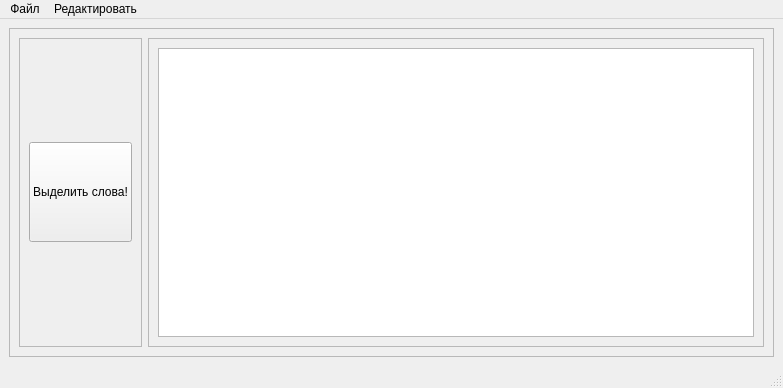
First picture: the form in ui/sentimentTextMarkupForm/sentimentTextMarkupForm.ui, repository Andrew-Garanin/SentimentVisualizationApp, before the edit.
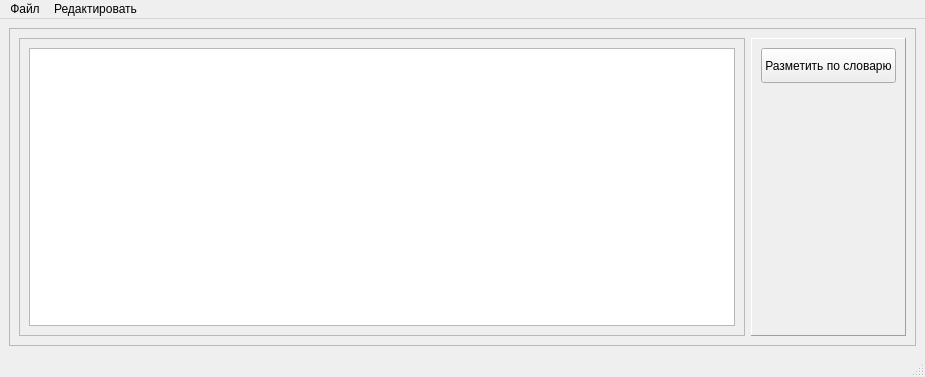
Second picture: the form after the edit.

```diff
--- a/ui/sentimentTextMarkupForm/sentimentTextMarkupForm.ui
+++ b/ui/sentimentTextMarkupForm/sentimentTextMarkupForm.ui
@@ -6,8 +6,8 @@
    <rect>
     <x>0</x>
     <y>0</y>
-    <width>783</width>
-    <height>388</height>
+    <width>925</width>
+    <height>377</height>
    </rect>
   </property>
   <property name="contextMenuPolicy">
@@ -17,8 +17,8 @@
    <string>Выделение тональности слов в тексте</string>
   </property>
   <widget class="QWidget" name="centralwidget">
-   <layout class="QGridLayout" name="gridLayout">
-    <item row="1" column="0">
+   <layout class="QGridLayout" name="gridLayout_2">
+    <item row="0" column="0">
      <widget class="QFrame" name="frame">
       <property name="contextMenuPolicy">
        <enum>Qt::ActionsContextMenu</enum>
@@ -32,47 +32,16 @@
       <property name="frameShadow">
        <enum>QFrame::Raised</enum>
       </property>
-      <layout class="QGridLayout" name="gridLayout_4">
+      <layout class="QGridLayout" name="gridLayout_3">
        <item row="0" column="0">
         <widget class="QFrame" name="frame_3">
-         <property name="minimumSize">
-          <size>
-           <width>100</width>
-           <height>0</height>
-          </size>
-         </property>
          <property name="frameShape">
           <enum>QFrame::StyledPanel</enum>
          </property>
          <property name="frameShadow">
           <enum>QFrame::Raised</enum>
          </property>
-         <layout class="QGridLayout" name="gridLayout_3">
-          <item row="0" column="0">
-           <widget class="QPushButton" name="buttonMarkup">
-            <property name="minimumSize">
-             <size>
-              <width>100</width>
-              <height>100</height>
-             </size>
-            </property>
-            <property name="text">
-             <string>Выделить слова!</string>
-            </property>
-           </widget>
-          </item>
-         </layout>
-        </widget>
-       </item>
-       <item row="0" column="1">
-        <widget class="QFrame" name="frame_2">
-         <property name="frameShape">
-          <enum>QFrame::StyledPanel</enum>
-         </property>
-         <property name="frameShadow">
-          <enum>QFrame::Raised</enum>
-         </property>
-         <layout class="QGridLayout" name="gridLayout_2">
+         <layout class="QGridLayout" name="gridLayout">
           <item row="0" column="0">
            <widget class="QTextEdit" name="textField">
             <property name="mouseTracking">
@@ -82,7 +51,7 @@
              <enum>Qt::CustomContextMenu</enum>
             </property>
             <property name="readOnly">
-             <bool>true</bool>
+             <bool>false</bool>
             </property>
             <property name="html">
              <string>&lt;!DOCTYPE HTML PUBLIC &quot;-//W3C//DTD HTML 4.0//EN&quot; &quot;http://www.w3.org/TR/REC-html40/strict.dtd&quot;&gt;
@@ -96,6 +65,75 @@
          </layout>
         </widget>
        </item>
+       <item row="0" column="1">
+        <widget class="QFrame" name="frame_2">
+         <property name="sizePolicy">
+          <sizepolicy hsizetype="Fixed" vsizetype="Preferred">
+           <horstretch>0</horstretch>
+           <verstretch>0</verstretch>
+          </sizepolicy>
+         </property>
+         <property name="minimumSize">
+          <size>
+           <width>0</width>
+           <height>35</height>
+          </size>
+         </property>
+         <property name="frameShape">
+          <enum>QFrame::Panel</enum>
+         </property>
+         <property name="frameShadow">
+          <enum>QFrame::Raised</enum>
+         </property>
+         <layout class="QGridLayout" name="gridLayout_8">
+          <item row="2" column="0">
+           <spacer name="horizontalSpacer_5">
+            <property name="orientation">
+             <enum>Qt::Horizontal</enum>
+            </property>
+            <property name="sizeHint" stdset="0">
+             <size>
+              <width>130</width>
+              <height>20</height>
+             </size>
+            </property>
+           </spacer>
+          </item>
+          <item row="1" column="0">
+           <spacer name="verticalSpacer_2">
+            <property name="orientation">
+             <enum>Qt::Vertical</enum>
+            </property>
+            <property name="sizeHint" stdset="0">
+             <size>
+              <width>20</width>
+              <height>40</height>
+             </size>
+            </property>
+           </spacer>
+          </item>
+          <item row="0" column="0">
+           <widget class="QPushButton" name="buttonMarkup">
+            <property name="sizePolicy">
+             <sizepolicy hsizetype="Minimum" vsizetype="Fixed">
+              <horstretch>0</horstretch>
+              <verstretch>0</verstretch>
+             </sizepolicy>
+            </property>
+            <property name="minimumSize">
+             <size>
+              <width>0</width>
+              <height>35</height>
+             </size>
+            </property>
+            <property name="text">
+             <string>Разметить по словарю</string>
+            </property>
+           </widget>
+          </item>
+         </layout>
+        </widget>
+       </item>
       </layout>
      </widget>
     </item>
@@ -106,7 +144,7 @@
     <rect>
      <x>0</x>
      <y>0</y>
-     <width>783</width>
+     <width>925</width>
      <height>21</height>
     </rect>
    </property>
```
Left out of the diff: 6 changed lines with no effect on the pictures.
